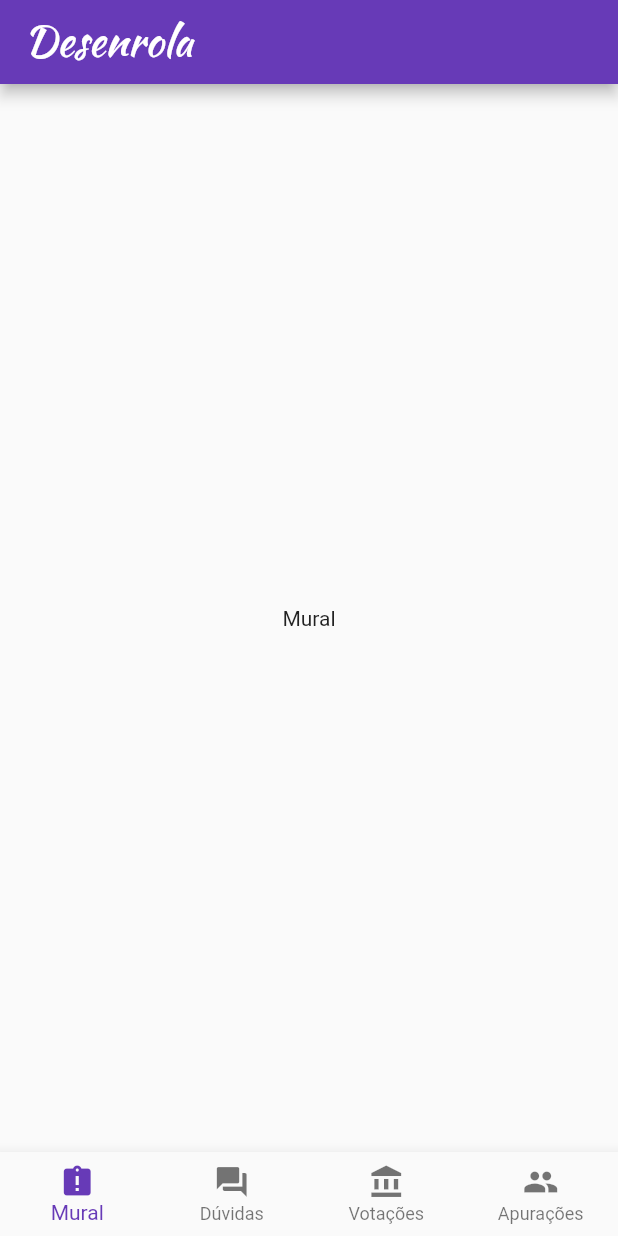
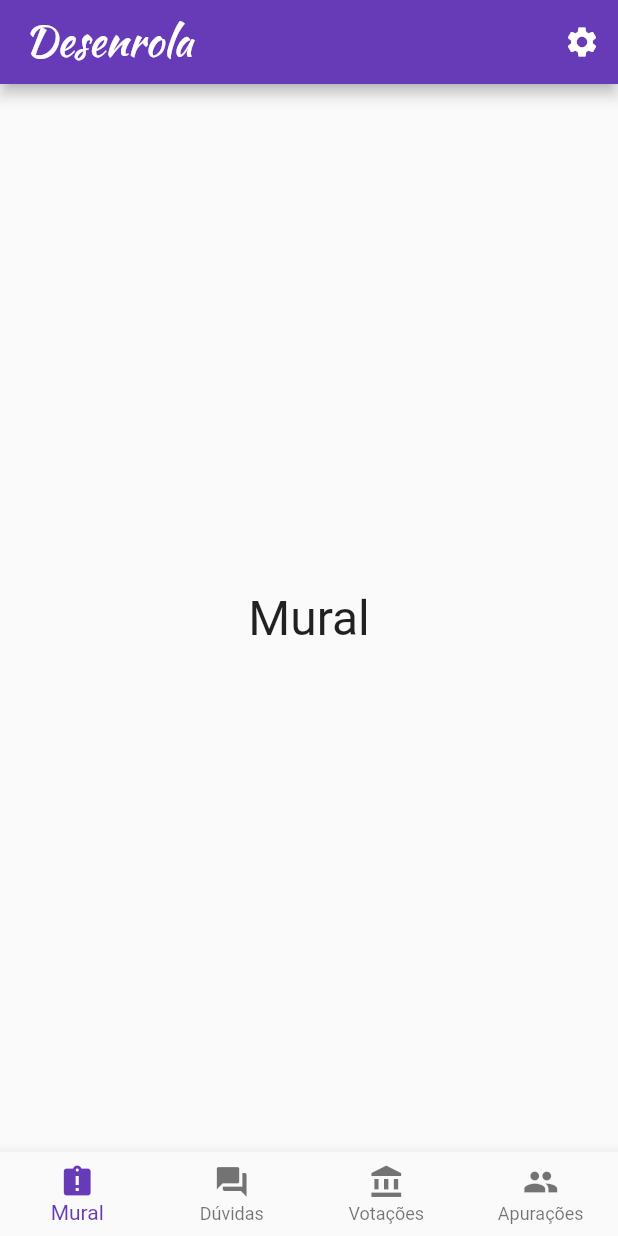
Before and after one commit to avlnx/assembly, a Flutter app: the screen it shows after launch, on a phone screen of 412 x 824 dp. Run offline on Flutter 3.47's test engine with Material 2 defaults, Android fonts, the phone set to English and light mode, and no system bars.

Commit message:
Adds settings button

```diff
--- a/lib/home_widget.dart
+++ b/lib/home_widget.dart
@@ -28,6 +28,12 @@ class _HomeState extends State<Home> {
             fontSize: 28.0,
           ),
         ),
+        actions: <Widget>[
+          IconButton(
+            icon: Icon(Icons.settings),
+            onPressed: () {},
+          ),
+        ],
       ),
       body: _children[_currentIndex],
       bottomNavigationBar: BottomNavigationBar(
--- a/lib/placeholder_widget.dart
+++ b/lib/placeholder_widget.dart
@@ -9,7 +9,7 @@ class PlaceholderWidget extends StatelessWidget {
   Widget build(BuildContext context) {
     return Container(
       child: Center(
-        child: Text(text),
+        child: Text(text, style: TextStyle(fontSize: 32.0),),
       ),
     );
   }
```
